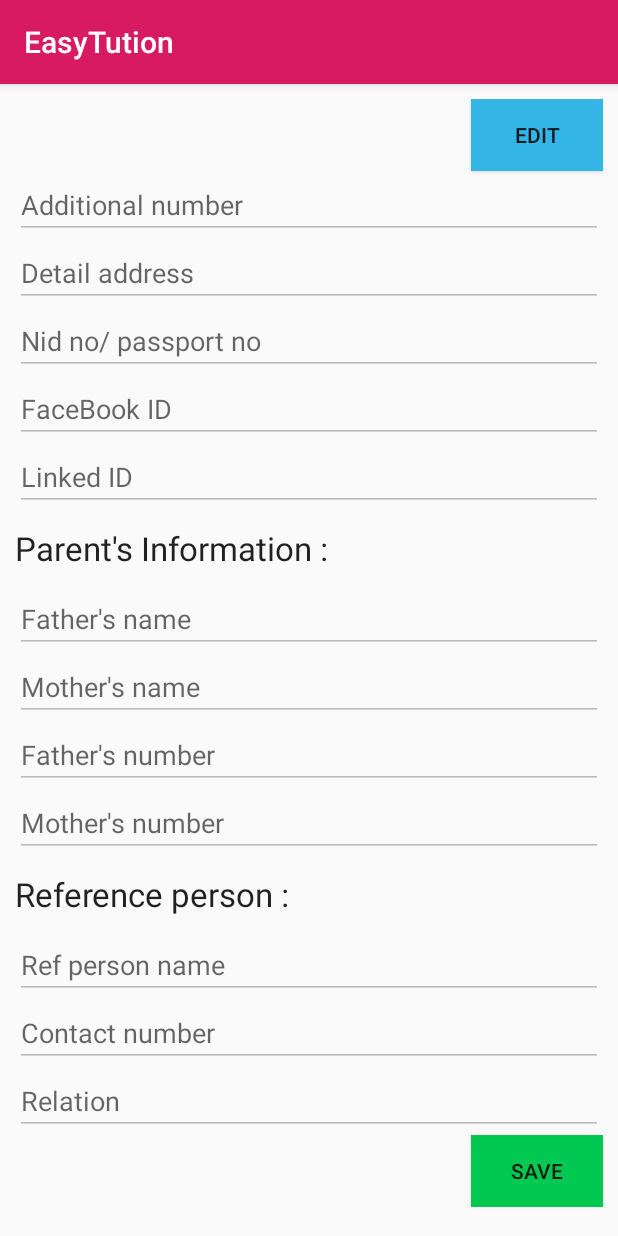
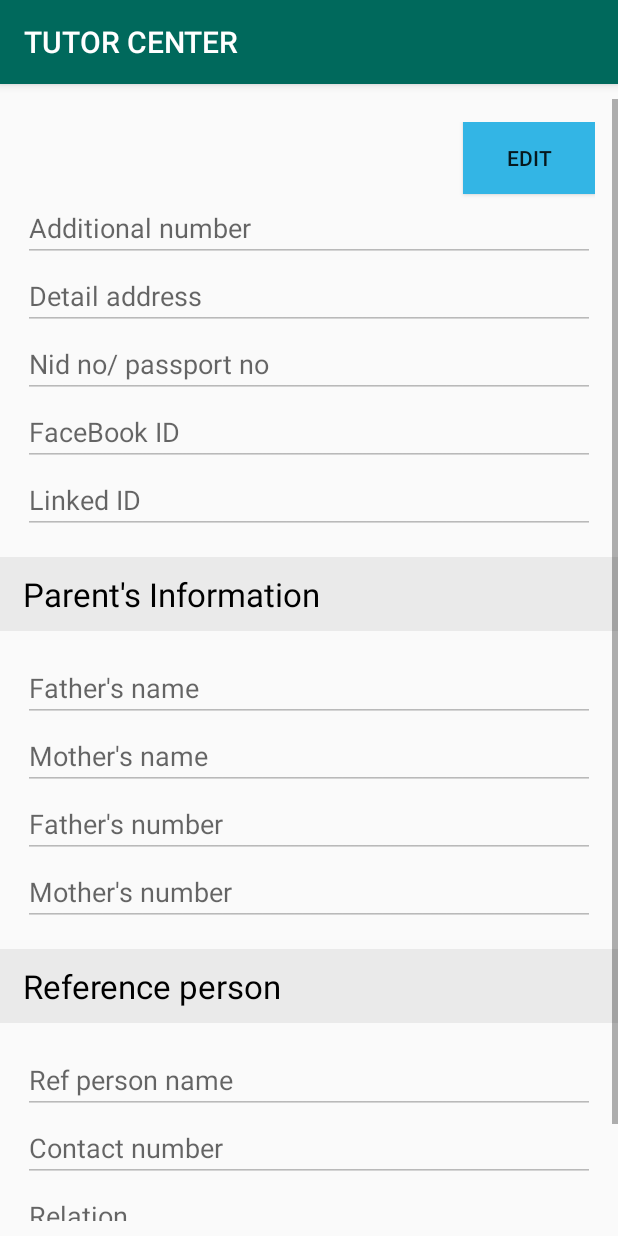
Before and after one commit to detryo/tutor_center, an Android app: the fragment TeacherPersonalInfo shown on its own in the app's theme, on a phone screen of 412 x 824 dp. Run offline under Robolectric (Android 15) with nearby library versions, the phone set to English and light mode, and no system bars; our stand-ins replace Volley; network calls fail.

Commit message:
UX and UI updates

```diff
--- a/app/src/main/AndroidManifest.xml
+++ b/app/src/main/AndroidManifest.xml
@@ -24,10 +24,10 @@
         </activity>
         <activity
             android:name=".SignupActivity"
-            android:theme="@style/LoginTheme" />
+            android:theme="@style/SignupTheme" />
         <activity
             android:name=".DashBoard"
-            android:label="@string/title_activity_news_feed"
+            android:label="@string/app_name"
             android:theme="@style/AppTheme.NoActionBar">
 
         </activity>
--- a/app/src/main/res/layout/activity_login.xml
+++ b/app/src/main/res/layout/activity_login.xml
@@ -20,7 +20,7 @@
         <TextView
             android:layout_width="match_parent"
             android:layout_height="match_parent"
-            android:text="EASY TUITION"
+            android:text="@string/app_name"
             android:textAppearance="@style/Base.TextAppearance.AppCompat.Large"
             android:gravity="center"/>
 
--- a/app/src/main/res/layout/teacher_personal_info_layout.xml
+++ b/app/src/main/res/layout/teacher_personal_info_layout.xml
@@ -2,11 +2,18 @@
 <ScrollView xmlns:android="http://schemas.android.com/apk/res/android"
     android:layout_width="match_parent"
     android:layout_height="match_parent"
-    android:padding="10dp">
+    android:paddingTop="10dp"
+    android:paddingBottom="10dp">
 
     <LinearLayout
         android:layout_width="match_parent"
         android:layout_height="match_parent"
+        android:orientation="vertical">
+
+        <LinearLayout
+            android:layout_width="match_parent"
+            android:layout_height="wrap_content"
+            android:padding="15dp"
             android:orientation="vertical">
 
             <Button
@@ -17,35 +24,12 @@
                 android:layout_gravity="right"
                 android:text="Edit"/>
 
-    <!--<LinearLayout
-        android:layout_width="match_parent"
-        android:layout_height="wrap_content"
-        android:orientation="horizontal">-->
-
-        <!--<TextView
-            android:layout_width="wrap_content"
-            android:layout_height="wrap_content"
-            android:text="Additional number : " />-->
-
-
             <EditText
                 android:id="@+id/additional_number_edit_view_id"
                 android:layout_width="match_parent"
                 android:layout_height="wrap_content"
                 android:hint="Additional number"
                 android:inputType="number" />
-
-    <!--</LinearLayout>-->
-
-    <!--<LinearLayout
-        android:layout_width="match_parent"
-        android:layout_height="wrap_content"
-        android:orientation="horizontal">-->
-
-        <!--<TextView
-            android:layout_width="wrap_content"
-            android:layout_height="wrap_content"
-            android:text="Detail address : " />-->
 
             <EditText
                 android:id="@+id/detail_address_edit_view_id"
@@ -54,37 +38,12 @@
                 android:hint="Detail address"
                 android:inputType="textPostalAddress" />
 
-    <!--</LinearLayout>-->
-
-    <!--<LinearLayout
-        android:layout_width="match_parent"
-        android:layout_height="wrap_content"
-        android:orientation="horizontal">-->
-
-        <!--<TextView
-            android:layout_width="wrap_content"
-            android:layout_height="wrap_content"
-            android:text="Nid no/ passport no : " />-->
-
             <EditText
                 android:id="@+id/nid_edit_view_id"
                 android:layout_width="match_parent"
                 android:layout_height="wrap_content"
                 android:hint="Nid no/ passport no"
                 android:inputType="text" />
-
-    <!--</LinearLayout>-->
-
-
-    <!--<LinearLayout
-        android:layout_width="match_parent"
-        android:layout_height="wrap_content"
-        android:orientation="horizontal">-->
-
-        <!--<TextView
-            android:layout_width="wrap_content"
-            android:layout_height="wrap_content"
-            android:text="Face Book ID : " />-->
 
             <EditText
                 android:id="@+id/fb_edit_view_id"
@@ -93,18 +52,6 @@
                 android:hint="FaceBook ID"
                 android:inputType="text" />
 
-    <!--</LinearLayout>-->
-
-    <!--<LinearLayout
-        android:layout_width="match_parent"
-        android:layout_height="wrap_content"
-        android:orientation="horizontal">-->
-
-        <!--<TextView
-            android:layout_width="wrap_content"
-            android:layout_height="wrap_content"
-            android:text="Linked ID : " />-->
-
             <EditText
                 android:id="@+id/linked_edit_view_id"
                 android:layout_width="match_parent"
@@ -112,25 +59,25 @@
                 android:hint="Linked ID"
                 android:inputType="text" />
 
-    <!--</LinearLayout>-->
 
-    <!--<LinearLayout
-        android:layout_width="match_parent"
-        android:layout_height="wrap_content"
-        android:orientation="horizontal">-->
-
-        <!--<TextView
-            android:layout_width="wrap_content"
-            android:layout_height="wrap_content"
-            android:text="Father's name : " />-->
+        </LinearLayout>
 
         <TextView
             android:paddingTop="10dp"
             android:paddingBottom="10dp"
+            android:paddingLeft="15dp"
             android:layout_width="match_parent"
             android:layout_height="wrap_content"
-            android:text="Parent's Information : "
+            android:background="#eaeaea"
+            android:textColor="#000000"
+            android:text="Parent's Information"
             android:textAppearance="@style/Base.TextAppearance.AppCompat.Large"/>
+
+        <LinearLayout
+            android:layout_width="match_parent"
+            android:layout_height="wrap_content"
+            android:orientation="vertical"
+            android:padding="15dp">
 
             <EditText
                 android:id="@+id/father_name_edit_view_id"
@@ -139,36 +86,12 @@
                 android:hint="Father's name"
                 android:inputType="text" />
 
-        <!--</LinearLayout>-->
-
-        <!--<LinearLayout
-            android:layout_width="match_parent"
-            android:layout_height="wrap_content"
-            android:orientation="horizontal">-->
-
-        <!--<TextView
-            android:layout_width="wrap_content"
-            android:layout_height="wrap_content"
-            android:text="Mother's name : " />-->
-
             <EditText
                 android:id="@+id/mother_name_edit_view_id"
                 android:layout_width="match_parent"
                 android:layout_height="wrap_content"
                 android:hint="Mother's name"
                 android:inputType="text" />
-
-        <!--</LinearLayout>-->
-
-        <!--<LinearLayout
-            android:layout_width="match_parent"
-            android:layout_height="wrap_content"
-            android:orientation="horizontal">-->
-
-        <!--<TextView
-            android:layout_width="wrap_content"
-            android:layout_height="wrap_content"
-            android:text="Father's number : " />-->
 
             <EditText
                 android:id="@+id/father_number_edit_view_id"
@@ -177,18 +100,6 @@
                 android:hint="Father's number"
                 android:inputType="number" />
 
-        <!--</LinearLayout>-->
-
-        <!--<LinearLayout
-            android:layout_width="match_parent"
-            android:layout_height="wrap_content"
-            android:orientation="horizontal">-->
-
-        <!--<TextView
-            android:layout_width="wrap_content"
-            android:layout_height="wrap_content"
-            android:text="Mother's number : " />-->
-
             <EditText
                 android:id="@+id/mother_number_edit_view_id"
                 android:layout_width="match_parent"
@@ -196,25 +107,25 @@
                 android:hint="Mother's number"
                 android:inputType="number" />
 
-        <!--</LinearLayout>-->
 
-        <!--<LinearLayout
-            android:layout_width="match_parent"
-            android:layout_height="wrap_content"
-            android:orientation="horizontal">-->
-
-        <!--<TextView
-            android:layout_width="wrap_content"
-            android:layout_height="wrap_content"
-            android:text="Ref person name : " />-->
+        </LinearLayout>
 
         <TextView
             android:paddingTop="10dp"
             android:paddingBottom="10dp"
+            android:paddingLeft="15dp"
             android:layout_width="match_parent"
             android:layout_height="wrap_content"
-            android:text="Reference person : "
+            android:background="#eaeaea"
+            android:textColor="#000000"
+            android:text="Reference person"
             android:textAppearance="@style/Base.TextAppearance.AppCompat.Large"/>
+
+        <LinearLayout
+            android:layout_width="match_parent"
+            android:layout_height="wrap_content"
+            android:orientation="vertical"
+            android:padding="15dp">
 
             <EditText
                 android:id="@+id/ref_person_name_edit_view_id"
@@ -223,18 +134,6 @@
                 android:hint="Ref person name"
                 android:inputType="text" />
 
-        <!--</LinearLayout>-->
-
-        <!--<LinearLayout
-            android:layout_width="match_parent"
-            android:layout_height="wrap_content"
-            android:orientation="horizontal">-->
-
-        <!--<TextView
-            android:layout_width="wrap_content"
-            android:layout_height="wrap_content"
-            android:text="Contact number : " />-->
-
             <EditText
                 android:id="@+id/contact_number_edit_view_id"
                 android:layout_width="match_parent"
@@ -242,25 +141,12 @@
                 android:hint="Contact number"
                 android:inputType="number" />
 
-        <!--</LinearLayout>-->
-
-        <!--<LinearLayout
-            android:layout_width="match_parent"
-            android:layout_height="wrap_content"
-            android:orientation="horizontal">-->
-        <!--<TextView
-            android:layout_width="wrap_content"
-            android:layout_height="wrap_content"
-            android:text="Relation : " />-->
-
             <EditText
                 android:id="@+id/relation_edit_view_id"
                 android:layout_width="match_parent"
                 android:layout_height="wrap_content"
                 android:hint="Relation"
                 android:inputType="text" />
-
-        <!--</LinearLayout>-->
 
             <Button
                 android:id="@+id/save_personal_info_btn_id"
@@ -272,4 +158,6 @@
 
         </LinearLayout>
 
+    </LinearLayout>
+
 </ScrollView>
--- a/app/src/main/res/values/colors.xml
+++ b/app/src/main/res/values/colors.xml
@@ -1,6 +1,6 @@
 <?xml version="1.0" encoding="utf-8"?>
 <resources>
-    <color name="colorPrimary">#d81b60</color>
-    <color name="colorPrimaryDark">#ad1457</color>
+    <color name="colorPrimary">#00695c</color>
+    <color name="colorPrimaryDark">#00897b</color>
     <color name="colorAccent">#00695c</color>
 </resources>
--- a/app/src/main/res/values/strings.xml
+++ b/app/src/main/res/values/strings.xml
@@ -1,5 +1,5 @@
 <resources>
-    <string name="app_name">EasyTution</string>
+    <string name="app_name">TUTOR CENTER</string>
     <string name="signupPage">Signup</string>
 
     <string name="title_activity_news_feed">TuitionFeed</string>
--- a/app/src/main/res/values/styles.xml
+++ b/app/src/main/res/values/styles.xml
@@ -19,6 +19,8 @@
     <!-- Base activity_signup theme. -->
     <style name="SignupTheme" parent="Theme.AppCompat.Light.DarkActionBar">
         <!-- Customize your theme here. -->
+        <item name="windowActionBar">true</item>
+        <item name="windowNoTitle">false</item>
         <item name="colorPrimary">@color/colorPrimary</item>
         <item name="colorPrimaryDark">@color/colorPrimaryDark</item>
         <item name="colorAccent">@color/colorAccent</item>
@@ -31,8 +33,8 @@
 
     <!-- Style for a tab that displays a category name -->
     <style name="CategoryTab" parent="Widget.Design.TabLayout">
-        <item name="tabIndicatorColor">@color/colorPrimaryDark</item>
-        <item name="tabSelectedTextColor">@color/colorPrimary</item>
+        <item name="tabIndicatorColor">#ffab00</item>
+        <item name="tabSelectedTextColor">#fff</item>
         <item name="tabTextAppearance">@style/CategoryTabTextAppearance</item>
     </style>
 
```
Also changed, not shown: app/src/main/java/technologies/troubleshoot/easytution/DashBoard.java (+0 -16 lines), app/src/main/res/layout/settings_layout.xml (added, +111 -0 lines). Lines whose indentation alone changed are shown as unchanged.
